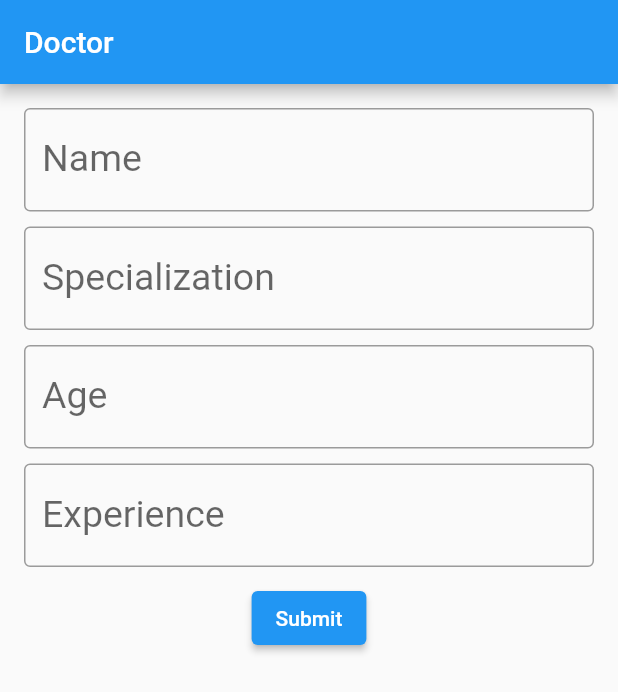
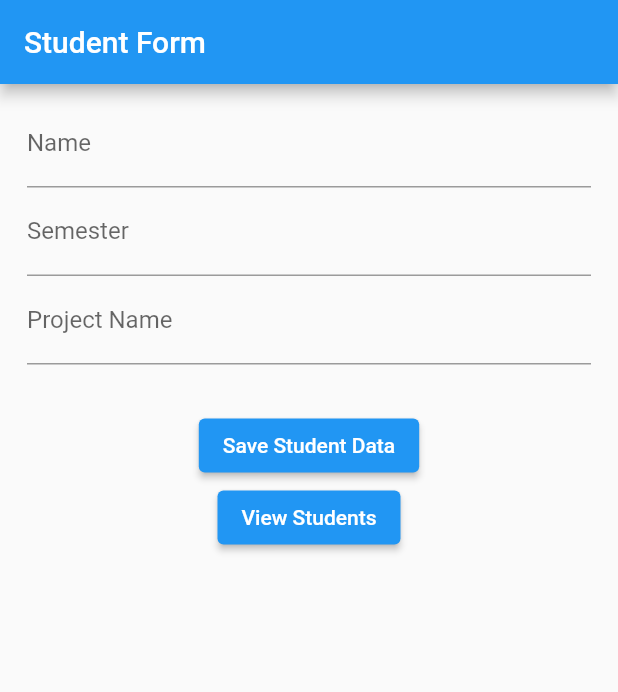
Before and after one commit to nomi091/testing, a Flutter app: the screen it shows after launch, on a phone screen of 412 x 824 dp. Shown: the top 692 px of the screen. Run offline on Flutter 3.47's test engine with Material 2 defaults, Android fonts, the phone set to English and light mode, and no system bars; our stand-ins replace sqflite; accounts and stored records are empty.

Commit message:
sql data added

```diff
--- a/lib/main.dart
+++ b/lib/main.dart
@@ -1,5 +1,6 @@
 import 'package:flutter/material.dart';
-import 'package:testing/view/sql_front_end_view/sql_front_end_view.dart';
+import 'package:testing/view/sql_front_end_view/display_update_student_form.dart';
+import 'package:testing/view/sql_front_end_view/student_form.dart';
 
 
 Future<void> main() async {
@@ -15,7 +16,7 @@ class MyApp extends StatelessWidget {
   Widget build(BuildContext context) {
     return   const MaterialApp(
         debugShowCheckedModeBanner: false,
-        home: InsertDoctor(),
+        home: StudnetInsertScreen(),
     );
   }
 }
--- a/lib/services/db_helper.dart
+++ b/lib/services/db_helper.dart
@@ -1,80 +1,75 @@
-import 'package:flutter/cupertino.dart';
 import 'package:sqflite/sqflite.dart';
+import 'package:path/path.dart';
 
-class DoctorSQLHelper {
-  static Future<void> createTables(Database database) async {
-    await database.execute("""
-      CREATE TABLE selectedSports(
-        id TEXT PRIMARY KEY,
-        name TEXT,
-        exp TEXT,
-        age TEXT,
-        spec TEXT,
-        updated_at  DEFAULT CURRENT_TIMESTAMP,
-        created_at TIMESTAMP NOT NULL DEFAULT CURRENT_TIMESTAMP
-      )
-      """);
+class StudentSqlHelper {
+  static Database? _database;
+
+  // Initialize and get the database
+  static Future<Database> get database async {
+    if (_database != null) return _database!;
+
+    _database = await _initDB();
+    return _database!;
   }
-// id: the id of a item
-// title, description: name and description of your activity
-// created_at: the time that the item was created. It will be automatically handled by SQLite
 
-  static Future<Database> db() async {
-    return openDatabase(
-      'doctor.db',
+  // Create and open the database
+  static Future<Database> _initDB() async {
+    String path = join(await getDatabasesPath(), 'student_database.db');
+    return await openDatabase(
+      path,
       version: 1,
-      onCreate: (Database database, int version) async {
-        await createTables(database);
+      onCreate: (db, version) async {
+        await createTables(db);
       },
     );
   }
 
-  // Create new item (journal)
-  static Future<int> insetData(
-      {String? docName, int? docExp, int? docAge, String? docSpec}) async {
-    final db = await DoctorSQLHelper.db();
-    final data = {
-      'id': "1",
-      'name': docName,
-      'exp': docExp,
-      "age": docAge,
-      "spec": docSpec,
-    };
-    final id = await db.insert('selectedSports', data,
-        conflictAlgorithm: ConflictAlgorithm.replace);
-    return id;
+  // Create tables
+  static Future<void> createTables(Database database) async {
+    await database.execute("""
+      CREATE TABLE student(
+        name TEXT,
+        semester TEXT,
+        ProName TEXT
+      )""");
   }
 
-  // // Read all items (journals)
-  static Future<List<Map<String, dynamic>>> getItems() async {
-    final db = await DoctorSQLHelper.db();
-    return db.query('doctor');
+  // Insert student
+  static Future<void> insertStudent(
+      String name, String semester, String proName) async {
+    final db = await database;
+    await db.insert(
+      'student',
+      {'name': name, 'semester': semester, 'ProName': proName},
+      conflictAlgorithm: ConflictAlgorithm.replace,
+    );
   }
 
-  // // Update an item by id
-  static Future<int> updateDoctor(
-      {String? docName, int? docExp, int? docAge, String? docSpec}) async {
-    final db = await DoctorSQLHelper.db();
-    final data = {
-      'exp': docExp,
-      // "age": docAge,
-      // "spec": docSpec,
-      // 'updated_at': DateTime.now().toString(),
-      // 'createdAt': DateTime.now().toString()
-    };
-    final result = await db
-        .update('doctor', data, where: "name = ?", whereArgs: ['$docName']);
-    return result;
+  // Get all students
+  static Future<List<Map<String, dynamic>>> getStudents() async {
+    final db = await database;
+    return await db.query('student');
   }
 
-  // // Delete
-  static Future<void> deleteItem({String? docName}) async {
-    final db = await DoctorSQLHelper.db();
-    try {
-      // await db.delete("doctor");
-      await db.delete("doctor", where: "name = ?", whereArgs: [docName]);
-    } catch (err) {
-      debugPrint("Something went wrong when deleting an item: $err");
-    }
+  // Update student
+  static Future<void> updateStudent(String newName, String newSemester,
+      String newProName, String oldName) async {
+    final db = await database;
+    await db.update(
+      'student',
+      {'name': newName, 'semester': newSemester, 'ProName': newProName},
+      where: 'name = ?',
+      whereArgs: [oldName],
+    );
+  }
+
+  // Delete student
+  static Future<void> deleteStudent(String name) async {
+    final db = await database;
+    await db.delete(
+      'student',
+      where: 'name = ?',
+      whereArgs: [name],
+    );
   }
 }
--- a/lib/view/sql_front_end_view/sql_front_end_view.dart
+++ /dev/null
@@ -1,91 +0,0 @@
-import 'package:flutter/material.dart';
-
-import '../../services/db_helper.dart';
-
-class InsertDoctor extends StatefulWidget {
-  const InsertDoctor({super.key});
-
-  @override
-  State<InsertDoctor> createState() => _InsertDoctorState();
-}
-
-class _InsertDoctorState extends State<InsertDoctor> {
-  // DBHandler dbHandler=DBHandler();
-
-  TextEditingController namecont = TextEditingController();
-  TextEditingController agecont = TextEditingController();
-  TextEditingController speccont = TextEditingController();
-  TextEditingController expcont = TextEditingController();
-  @override
-  Widget build(BuildContext context) {
-    return Scaffold(
-      appBar: AppBar(
-        title: const Text('Doctor'),
-      ),
-      body: Padding(
-        padding: const EdgeInsets.all(16.0),
-        child: SingleChildScrollView(
-          child: Column(
-            children: [
-              TextFormField(
-                controller: namecont,
-                style: const TextStyle(fontSize: 25),
-                decoration: const InputDecoration(
-                    border: OutlineInputBorder(),
-                    hintText: 'Name',
-                    labelText: 'Name'),
-              ),
-              const SizedBox(
-                height: 10,
-              ),
-              TextFormField(
-                controller: speccont,
-                style: const TextStyle(fontSize: 25),
-                decoration: const InputDecoration(
-                    border: OutlineInputBorder(),
-                    hintText: 'Specialization',
-                    labelText: 'Specialization'),
-              ),
-              const SizedBox(
-                height: 10,
-              ),
-              TextFormField(
-                controller: agecont,
-                keyboardType: TextInputType.number,
-                style: const TextStyle(fontSize: 25),
-                decoration: const InputDecoration(
-                    border: OutlineInputBorder(),
-                    hintText: 'Age',
-                    labelText: 'Age'),
-              ),
-              const SizedBox(
-                height: 10,
-              ),
-              TextFormField(
-                controller: expcont,
-                keyboardType: TextInputType.number,
-                style: const TextStyle(fontSize: 25),
-                decoration: const InputDecoration(
-                    border: OutlineInputBorder(),
-                    hintText: 'Experience',
-                    labelText: 'Experience'),
-              ),
-              const SizedBox(
-                height: 10,
-              ),
-              ElevatedButton(
-                  onPressed: () async {
-                    await DoctorSQLHelper.insetData(
-                        docName: namecont.text,
-                        docExp: int.parse(expcont.text),
-                        docAge: int.parse(agecont.text),
-                        docSpec: speccont.text);
-                  },
-                  child: const Text('Submit'))
-            ],
-          ),
-        ),
-      ),
-    );
-  }
-}
--- /dev/null
+++ b/lib/view/sql_front_end_view/student_form.dart
@@ -0,0 +1,100 @@
+import 'package:flutter/material.dart';
+
+import '../../services/db_helper.dart';
+import 'display_update_student_form.dart';
+
+class StudnetInsertScreen extends StatefulWidget {
+  const StudnetInsertScreen({super.key});
+
+  @override
+  State<StudnetInsertScreen> createState() => _StudnetInsertScreenState();
+}
+
+class _StudnetInsertScreenState extends State<StudnetInsertScreen> {
+  TextEditingController studentNameController = TextEditingController();
+  TextEditingController semesterNameController = TextEditingController();
+  TextEditingController projectNameController = TextEditingController();
+
+  @override
+  Widget build(BuildContext context) {
+    return Scaffold(
+      appBar: AppBar(
+        title: const Text("Student Form"),
+      ),
+      body: Padding(
+        padding: const EdgeInsets.symmetric(horizontal: 18.0, vertical: 10.0),
+        child: SingleChildScrollView(
+          child: Column(
+            mainAxisSize: MainAxisSize.min,
+            children: [
+              TextField(
+                controller: studentNameController,
+                decoration: const InputDecoration(labelText: 'Name'),
+              ),
+              TextField(
+                controller: semesterNameController,
+                decoration: const InputDecoration(labelText: 'Semester'),
+              ),
+              TextField(
+                controller: projectNameController,
+                decoration: const InputDecoration(labelText: 'Project Name'),
+              ),
+              const SizedBox(
+                height: 30,
+              ),
+              ElevatedButton(
+                onPressed: () async {
+                  try {
+                    // Insert student into the database
+                    await StudentSqlHelper.insertStudent(
+                      studentNameController.text,
+                      semesterNameController.text,
+                      projectNameController.text,
+                    );
+
+                    // Clear the text fields after saving
+                    studentNameController.clear();
+                    semesterNameController.clear();
+                    projectNameController.clear();
+
+                    // Show a Snackbar with a success message
+                    ScaffoldMessenger.of(context).showSnackBar(
+                      const SnackBar(
+                        content: Text('Data saved successfully'),
+                        backgroundColor: Colors.green,
+                      ),
+                    );
+                  } catch (e) {
+                    // Show a Snackbar with an error message in case of failure
+                    ScaffoldMessenger.of(context).showSnackBar(
+                      const SnackBar(
+                        content: Text('Failed to save data'),
+                        backgroundColor: Colors.red,
+                      ),
+                    );
+                  }
+                },
+                child: const Text(
+                  'Save Student Data',
+                  style: TextStyle(color: Colors.white),
+                ),
+              ),
+              ElevatedButton(
+                onPressed: () {
+                  Navigator.of(context).push(
+                    MaterialPageRoute(
+                        builder: (context) => const StudentListScreen()),
+                  );
+                },
+                child: const Text(
+                  'View Students',
+                  style: TextStyle(color: Colors.white),
+                ),
+              ),
+            ],
+          ),
+        ),
+      ),
+    );
+  }
+}
```
Also changed, not shown: lib/view/sql_front_end_view/display_sql_data.dart (deleted, +0 -78 lines), lib/view/sql_front_end_view/display_update_student_form.dart (added, +154 -0 lines).
